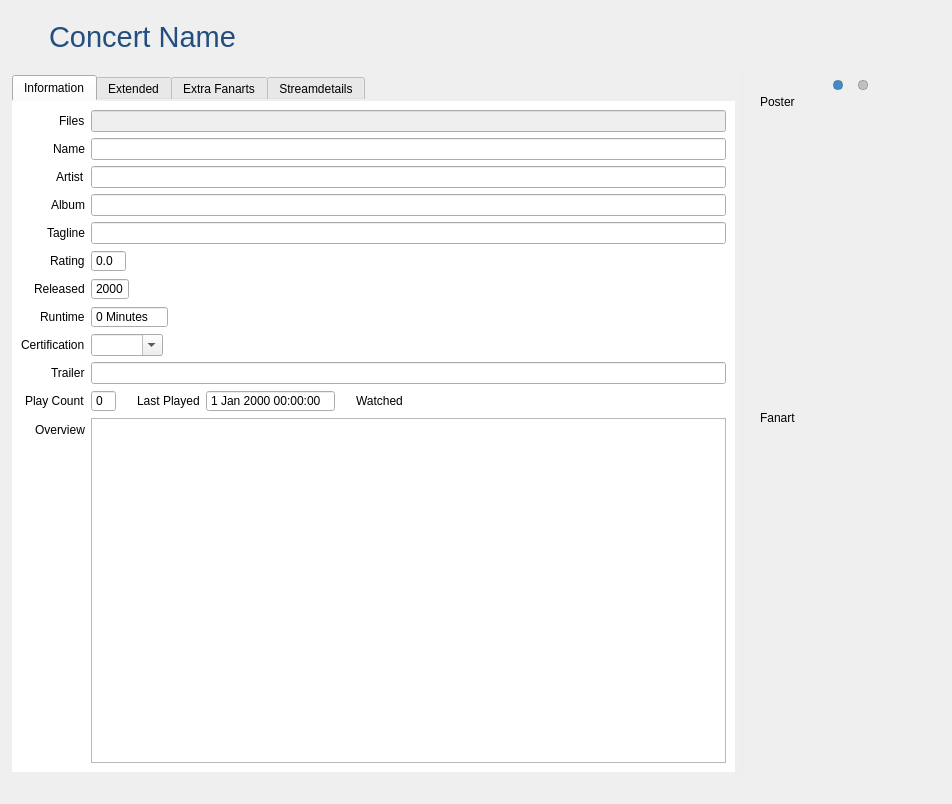
Qt form concerts/ConcertWidget.ui (Komet/MediaElch) before a commit.
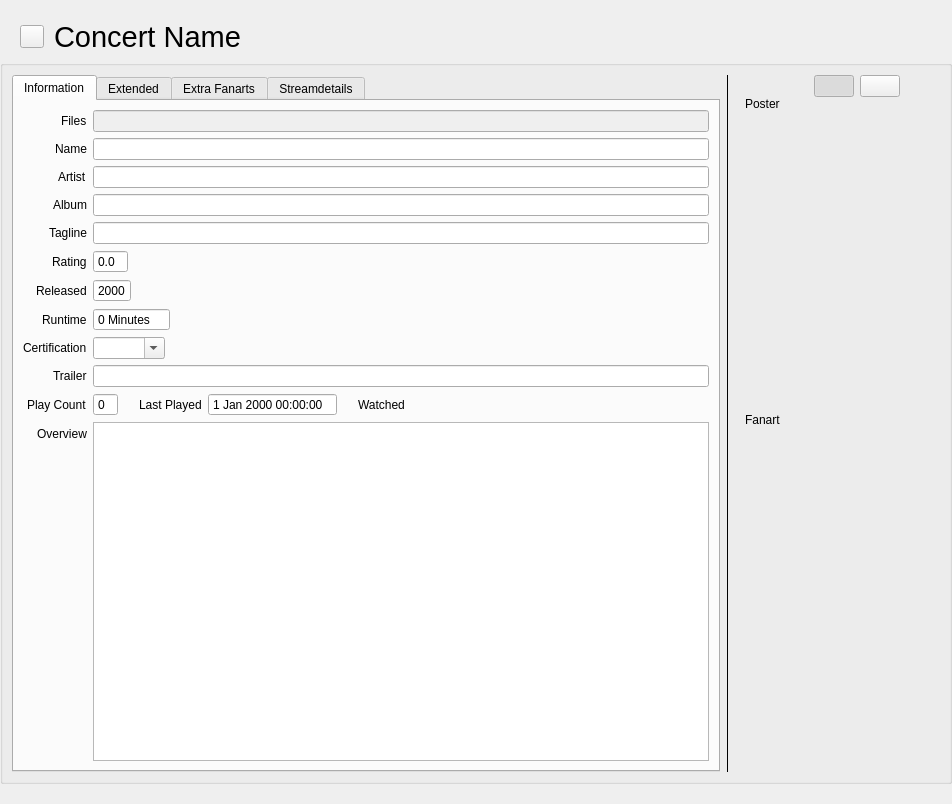
The same form after that commit. Icons and pictures are not drawn. Custom widgets are drawn as their Qt base class.

```diff
--- a/concerts/ConcertWidget.ui
+++ b/concerts/ConcertWidget.ui
@@ -13,16 +13,6 @@
   <property name="windowTitle">
    <string>Form</string>
   </property>
-  <property name="styleSheet">
-   <string notr="true">#tabWidget {
-	border: 0;
-}
-
-#tab, #tab_2, #tab_3, #tab_4 {
-	background-color: #ffffff;
-}
-</string>
-  </property>
   <layout class="QVBoxLayout" name="verticalLayout" stretch="0,1">
    <property name="leftMargin">
     <number>0</number>
@@ -62,9 +52,6 @@
        <property name="toolTip">
         <string>Concert has changed. Click to revert changes.</string>
        </property>
-       <property name="styleSheet">
-        <string notr="true">border: none;</string>
-       </property>
        <property name="text">
         <string/>
        </property>
@@ -88,10 +75,6 @@
          <pointsize>22</pointsize>
         </font>
        </property>
-       <property name="styleSheet">
-        <string notr="true">color: #224f7f;
-</string>
-       </property>
        <property name="text">
         <string>Concert Name</string>
        </property>
@@ -120,13 +103,6 @@
    </item>
    <item>
     <widget class="QGroupBox" name="groupBox_3">
-     <property name="styleSheet">
-      <string notr="true">QGroupBox {
-	border-radius: 0;
-	background-color: transparent;
-}
-</string>
-     </property>
      <property name="title">
       <string/>
      </property>
@@ -722,9 +698,6 @@
       </item>
       <item>
        <widget class="Line" name="line">
-        <property name="styleSheet">
-         <string notr="true">color: #ebebeb;</string>
-        </property>
         <property name="frameShadow">
          <enum>QFrame::Plain</enum>
         </property>
@@ -783,25 +756,6 @@
              <property name="cursor">
               <cursorShape>PointingHandCursor</cursorShape>
              </property>
-             <property name="styleSheet">
-              <string notr="true">QPushButton {
-	border: 1px solid rgba(0, 0, 0, 50);
-	border-radius: 4px;
-	padding: 0;
-	margin: 4px;
-	width: 8px;
-	height: 8px;
-	background-color: rgba(0, 0, 0, 50);
-}
-
-QPushButton::checked {
-	background-color: #428BCA;
-}
-
-QPushButton::hover {
-	border: 1px solid rgba(0, 0, 0, 80);
-}</string>
-             </property>
              <property name="text">
               <string/>
              </property>
@@ -818,25 +772,6 @@
              <property name="cursor">
               <cursorShape>PointingHandCursor</cursorShape>
              </property>
-             <property name="styleSheet">
-              <string notr="true">QPushButton {
-	border: 1px solid rgba(0, 0, 0, 50);
-	border-radius: 4px;
-	padding: 0;
-	margin: 5px;
-	width: 8px;
-	height: 8px;
-	background-color: rgba(0, 0, 0, 50);
-}
-
-QPushButton::checked {
-	background-color: #428BCA;
-}
-
-QPushButton::hover {
-	border: 1px solid rgba(0, 0, 0, 70);
-}</string>
-             </property>
              <property name="text">
               <string/>
              </property>
```
